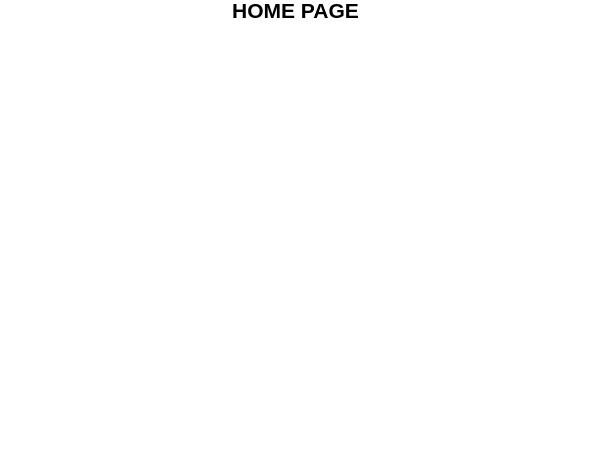
The window that untitled.ui (JorgeLuis8/Trabalho-POO-II) describes before a commit, drawn with Qt 5.
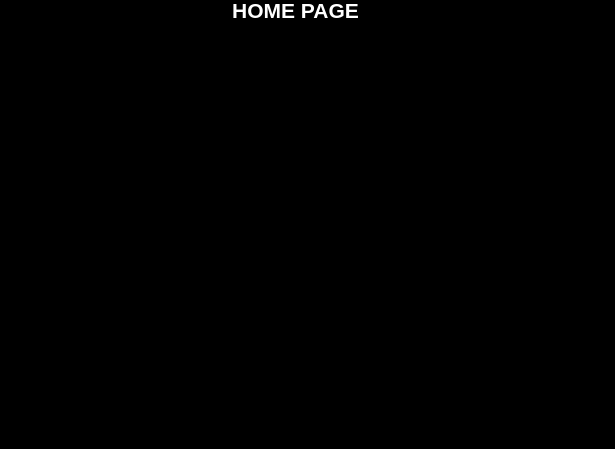
The same window after the commit.

```diff
--- a/untitled.ui
+++ b/untitled.ui
@@ -14,8 +14,8 @@
    <string>MainWindow</string>
   </property>
   <property name="styleSheet">
-   <string notr="true">background-color: white;
-color: black;</string>
+   <string notr="true">background-color: black;
+color: white;</string>
   </property>
   <widget class="QWidget" name="centralwidget">
    <widget class="QLabel" name="label">
```
Left out of the diff: 10 changed lines with no effect on the pictures.
